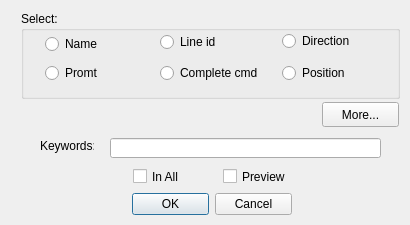
Above: icurve_v2.1/icurve/resource/icv_curve_filter.ui from Sunfe/icurve before the change. Below: the same form after it.
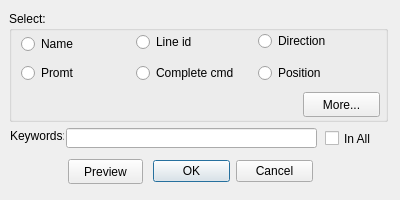
That is the form after the change.

Commit message: preview changed to button.20170406-22:32

Diff of the .ui file:
```diff
--- a/icurve_v2.1/icurve/resource/icv_curve_filter.ui
+++ b/icurve_v2.1/icurve/resource/icv_curve_filter.ui
@@ -6,8 +6,8 @@
    <rect>
     <x>0</x>
     <y>0</y>
-    <width>410</width>
-    <height>225</height>
+    <width>400</width>
+    <height>200</height>
    </rect>
   </property>
   <property name="windowTitle">
@@ -16,10 +16,10 @@
   <widget class="QGroupBox" name="groupBox">
    <property name="geometry">
     <rect>
-     <x>21</x>
+     <x>9</x>
      <y>11</y>
      <width>379</width>
-     <height>88</height>
+     <height>111</height>
     </rect>
    </property>
    <property name="title">
@@ -28,7 +28,7 @@
    <widget class="QRadioButton" name="radioComandName">
     <property name="geometry">
      <rect>
-      <x>24</x>
+      <x>12</x>
       <y>23</y>
       <width>111</width>
       <height>20</height>
@@ -41,7 +41,7 @@
    <widget class="QRadioButton" name="radioLineId">
     <property name="geometry">
      <rect>
-      <x>139</x>
+      <x>127</x>
       <y>21</y>
       <width>111</width>
       <height>20</height>
@@ -54,7 +54,7 @@
    <widget class="QRadioButton" name="radioDirection">
     <property name="geometry">
      <rect>
-      <x>261</x>
+      <x>249</x>
       <y>20</y>
       <width>111</width>
       <height>20</height>
@@ -67,7 +67,7 @@
    <widget class="QRadioButton" name="radioCompleteComand">
     <property name="geometry">
      <rect>
-      <x>139</x>
+      <x>127</x>
       <y>52</y>
       <width>121</width>
       <height>20</height>
@@ -80,7 +80,7 @@
    <widget class="QRadioButton" name="radioPromt">
     <property name="geometry">
      <rect>
-      <x>24</x>
+      <x>12</x>
       <y>52</y>
       <width>111</width>
       <height>20</height>
@@ -93,7 +93,7 @@
    <widget class="QRadioButton" name="radioPosition">
     <property name="geometry">
      <rect>
-      <x>261</x>
+      <x>249</x>
       <y>52</y>
       <width>111</width>
       <height>20</height>
@@ -107,17 +107,17 @@
   <widget class="QWidget" name="widget" native="true">
    <property name="geometry">
     <rect>
-     <x>20</x>
-     <y>100</y>
+     <x>8</x>
+     <y>89</y>
      <width>381</width>
-     <height>120</height>
+     <height>100</height>
     </rect>
    </property>
    <widget class="QPushButton" name="moreButton">
     <property name="geometry">
      <rect>
-      <x>302</x>
-      <y>2</y>
+      <x>295</x>
+      <y>3</y>
       <width>77</width>
       <height>25</height>
      </rect>
@@ -135,8 +135,8 @@
    <widget class="QLabel" name="label">
     <property name="geometry">
      <rect>
-      <x>20</x>
-      <y>38</y>
+      <x>2</x>
+      <y>39</y>
       <width>54</width>
       <height>16</height>
      </rect>
@@ -148,9 +148,9 @@
    <widget class="QLineEdit" name="lineEdit">
     <property name="geometry">
      <rect>
-      <x>90</x>
-      <y>38</y>
-      <width>271</width>
+      <x>58</x>
+      <y>39</y>
+      <width>251</width>
       <height>20</height>
      </rect>
     </property>
@@ -158,8 +158,8 @@
    <widget class="QCheckBox" name="inAllCheckBox">
     <property name="geometry">
      <rect>
-      <x>113</x>
-      <y>68</y>
+      <x>317</x>
+      <y>41</y>
       <width>60</width>
       <height>17</height>
      </rect>
@@ -168,24 +168,11 @@
      <string>In All</string>
     </property>
    </widget>
-   <widget class="QCheckBox" name="previewCheckBox">
-    <property name="geometry">
-     <rect>
-      <x>203</x>
-      <y>68</y>
-      <width>66</width>
-      <height>17</height>
-     </rect>
-    </property>
-    <property name="text">
-     <string>Preview</string>
-    </property>
-   </widget>
    <widget class="QDialogButtonBox" name="buttonBox">
     <property name="geometry">
      <rect>
-      <x>112</x>
-      <y>92</y>
+      <x>145</x>
+      <y>70</y>
       <width>160</width>
       <height>25</height>
      </rect>
@@ -198,6 +185,25 @@
     </property>
     <property name="standardButtons">
      <set>QDialogButtonBox::Cancel|QDialogButtonBox::Ok</set>
+    </property>
+    <property name="centerButtons">
+     <bool>false</bool>
+    </property>
+   </widget>
+   <widget class="QPushButton" name="previewButton">
+    <property name="geometry">
+     <rect>
+      <x>60</x>
+      <y>70</y>
+      <width>75</width>
+      <height>25</height>
+     </rect>
+    </property>
+    <property name="text">
+     <string>Preview</string>
+    </property>
+    <property name="checkable">
+     <bool>true</bool>
     </property>
    </widget>
   </widget>
```
The commit also changes 9 other files.
